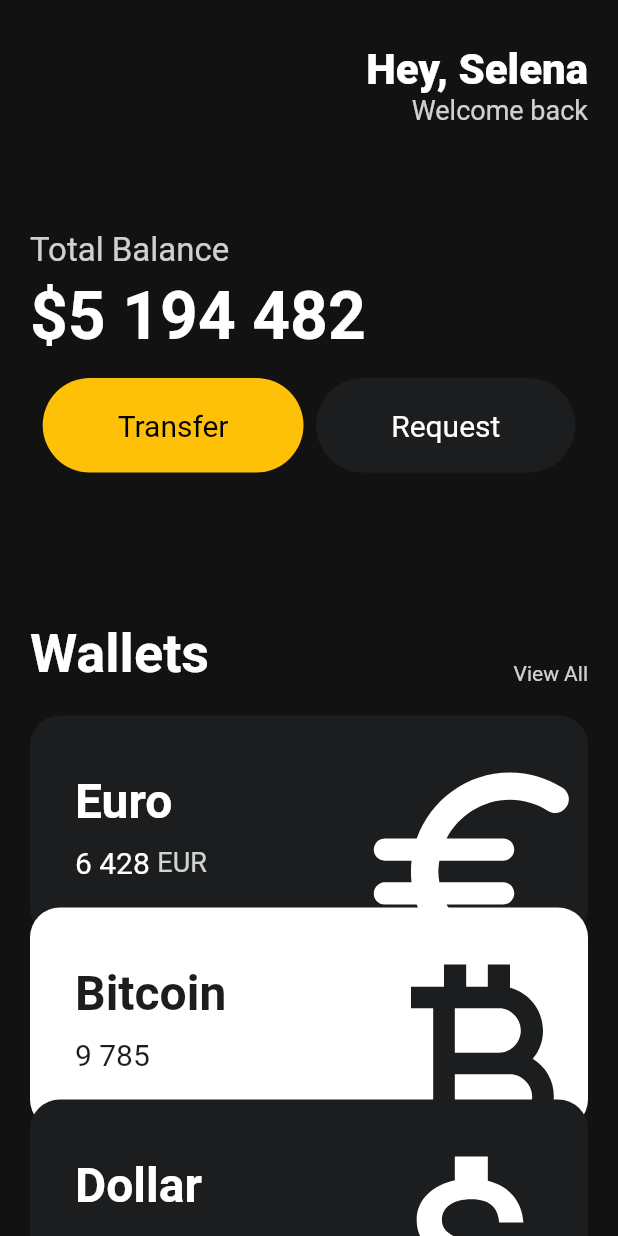
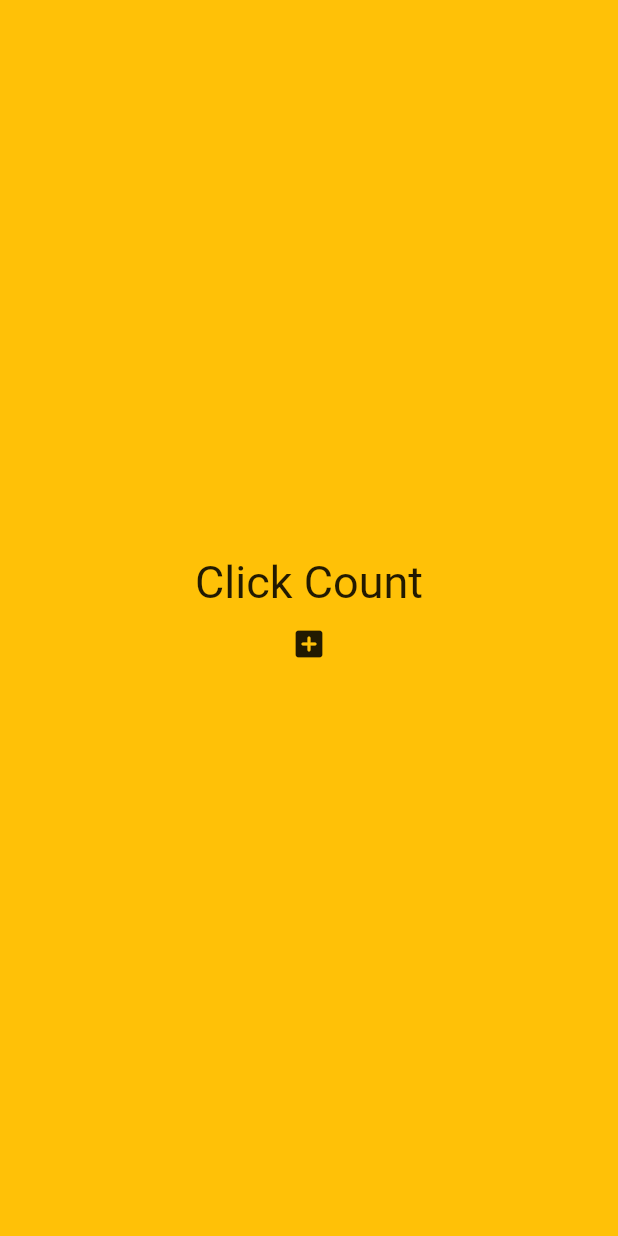
Before and after one commit to Hwisaek/toonflix, a Flutter app: the screen it shows after launch, on a phone screen of 412 x 824 dp. Run offline on Flutter 3.47's test engine with Material 2 defaults, Android fonts, the phone set to English and light mode, and no system bars.

```diff
--- a/lib/main.dart
+++ b/lib/main.dart
@@ -1,138 +1,44 @@
 import 'package:flutter/material.dart';
-import 'package:toonflix/widgets/button.dart';
-import 'package:toonflix/widgets/currency_card.dart';
 
 void main() {
   runApp(const App());
 }
 
-class App extends StatelessWidget {
+class App extends StatefulWidget {
   const App({super.key});
+
+  @override
+  State<App> createState() => _AppState();
+}
+
+class _AppState extends State<App> {
+  List<int> numbers = [];
+
+  void onClicked() {
+    setState(() {
+      numbers.add(numbers.length);
+      print(numbers);
+    });
+  }
 
   @override
   Widget build(BuildContext context) {
     return MaterialApp(
       home: Scaffold(
-        backgroundColor: const Color.fromARGB(255, 18, 18, 18),
-        body: SingleChildScrollView(
-          child: Padding(
-            padding: const EdgeInsets.symmetric(horizontal: 20),
+        backgroundColor: Colors.amber,
+        body: Container(
+          child: Center(
             child: Column(
-              crossAxisAlignment: CrossAxisAlignment.start,
+              mainAxisAlignment: MainAxisAlignment.center,
               children: [
-                const SizedBox(height: 30),
-                Row(
-                  mainAxisAlignment: MainAxisAlignment.end,
-                  children: [
-                    Column(
-                      crossAxisAlignment: CrossAxisAlignment.end,
-                      children: [
-                        const Text(
-                          "Hey, Selena",
-                          style: TextStyle(
-                            color: Colors.white,
-                            fontSize: 28,
-                            fontWeight: FontWeight.w800,
-                          ),
-                        ),
-                        Text(
-                          "Welcome back",
-                          style: TextStyle(
-                            color: Colors.white.withOpacity(0.8),
-                            fontSize: 18,
-                          ),
-                        ),
-                      ],
-                    )
-                  ],
+                const Text(
+                  "Click Count",
+                  style: TextStyle(fontSize: 30),
                 ),
-                const SizedBox(
-                  height: 70,
-                ),
-                Text(
-                  "Total Balance",
-                  style: TextStyle(
-                    fontSize: 22,
-                    color: Colors.white.withOpacity(0.8),
-                  ),
-                ),
-                const SizedBox(
-                  height: 5,
-                ),
-                const Text(
-                  "\$5 194 482",
-                  style: TextStyle(
-                    fontSize: 44,
-                    fontWeight: FontWeight.w600,
-                    color: Colors.white,
-                  ),
-                ),
-                const SizedBox(
-                  height: 15,
-                ),
-                Row(
-                  mainAxisAlignment: MainAxisAlignment.spaceEvenly,
-                  children: const [
-                    Button(
-                        text: 'Transfer',
-                        bgColor: Colors.amber,
-                        textColor: Colors.black),
-                    Button(
-                        text: 'Request',
-                        bgColor: Color.fromARGB(255, 27, 29, 31),
-                        textColor: Colors.white),
-                  ],
-                ),
-                const SizedBox(
-                  height: 100,
-                ),
-                Row(
-                  mainAxisAlignment: MainAxisAlignment.spaceBetween,
-                  crossAxisAlignment: CrossAxisAlignment.end,
-                  children: [
-                    const Text(
-                      "Wallets",
-                      style: TextStyle(
-                        fontSize: 36,
-                        fontWeight: FontWeight.w600,
-                        color: Colors.white,
-                      ),
-                    ),
-                    Text(
-                      'View All',
-                      style: TextStyle(
-                        color: Colors.white.withOpacity(0.8),
-                      ),
-                    ),
-                  ],
-                ),
-                const SizedBox(
-                  height: 20,
-                ),
-                const CurrencyCard(
-                  name: 'Euro',
-                  code: 'EUR',
-                  amount: '6 428',
-                  icon: Icons.euro_rounded,
-                  isInverted: false,
-                  order: 1,
-                ),
-                const CurrencyCard(
-                  name: 'Bitcoin',
-                  code: 'BTC',
-                  amount: '9 785',
-                  icon: Icons.currency_bitcoin,
-                  isInverted: true,
-                  order: 2,
-                ),
-                const CurrencyCard(
-                  name: 'Dollar',
-                  code: 'USD',
-                  amount: '428',
-                  icon: Icons.attach_money_outlined,
-                  isInverted: false,
-                  order: 3,
-                ),
+                for (var n in numbers) Text('$n'),
+                IconButton(
+                    onPressed: onClicked,
+                    icon: const Icon(Icons.add_box_rounded))
               ],
             ),
           ),
```
